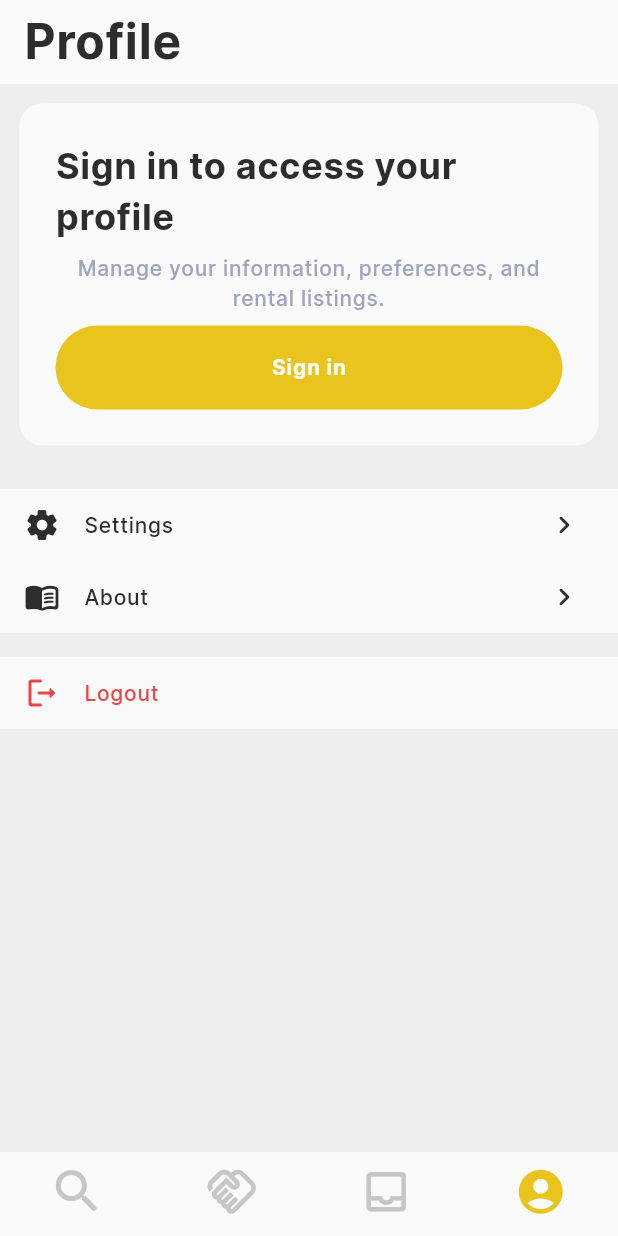
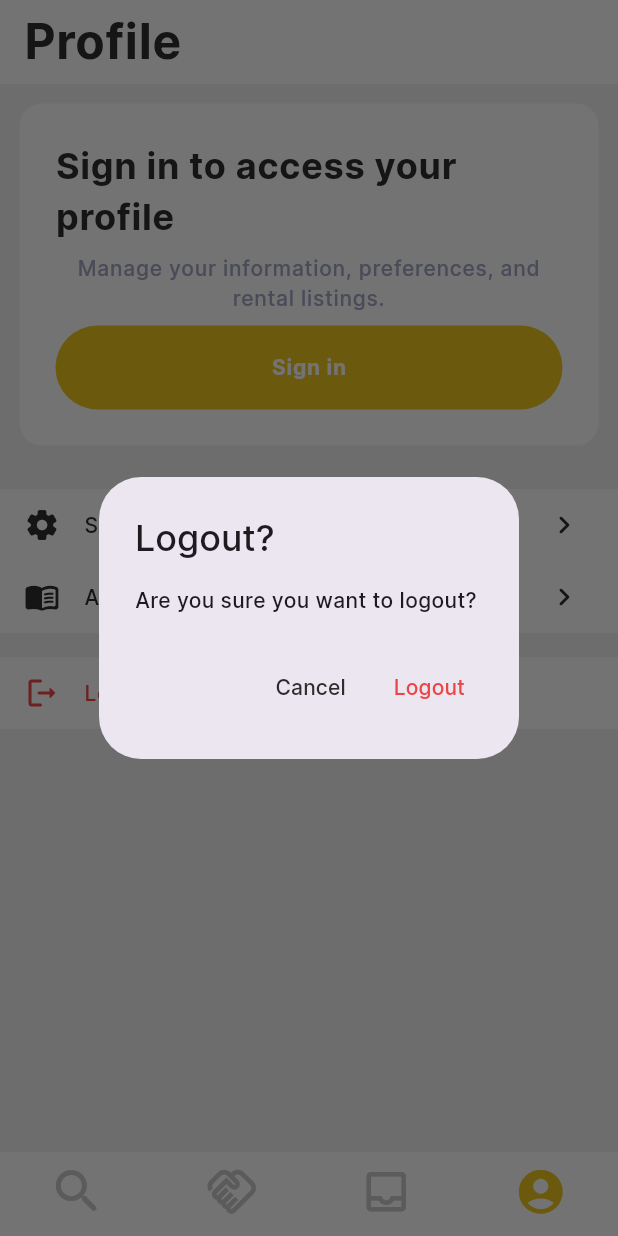
Before and after one commit to chiekkored/lend, a Flutter app: the screen it shows after launch, item 4 of the bottom bar chosen, after a tap on "Logout", on a phone screen of 412 x 824 dp. Run offline on Flutter 3.47's test engine with Material 3 defaults, Android fonts, the light colour scheme and no system bars; drawn by our look-alikes of persistent_bottom_nav_bar_v2; our stand-ins replace cached_network_image, calendar_date_picker2, cloud_firestore, dotted_border, firebase_auth, firebase_core and 18 more; missing offline and left inert: gal; accounts and stored records are empty; generated files the repository leaves out were written again.

Commit message:
fix: Update alert dialog cancel button style and add logout confirmation dialog in ProfileController

```diff
--- a/lib/presentation/common/show.common.dart
+++ b/lib/presentation/common/show.common.dart
@@ -71,7 +71,10 @@ class LNDShow {
                     onCancel?.call();
                     Get.back();
                   },
-                  child: Text(cancelText, style: TextStyle(color: cancelColor)),
+                  child: Text(
+                    cancelText,
+                    style: TextStyle(color: cancelColor ?? LNDColors.black),
+                  ),
                 ),
                 CupertinoDialogAction(
                   onPressed: () {
@@ -100,7 +103,10 @@ class LNDShow {
                     onCancel?.call();
                     Navigator.pop(context);
                   },
-                  child: Text(cancelText, style: TextStyle(color: cancelColor)),
+                  child: Text(
+                    cancelText,
+                    style: TextStyle(color: cancelColor ?? LNDColors.black),
+                  ),
                 ),
                 TextButton(
                   onPressed: () {
--- a/lib/presentation/controllers/profile/profile.controller.dart
+++ b/lib/presentation/controllers/profile/profile.controller.dart
@@ -3,8 +3,10 @@ import 'package:get/get.dart';
 import 'package:lend/core/mixins/auth.mixin.dart';
 import 'package:lend/core/models/simple_user.model.dart';
 import 'package:lend/core/models/user.model.dart';
+import 'package:lend/presentation/common/show.common.dart';
 import 'package:lend/presentation/controllers/auth/auth.controller.dart';
 import 'package:lend/utilities/constants/collections.constant.dart';
+import 'package:lend/utilities/constants/colors.constant.dart';
 import 'package:lend/utilities/helpers/loggers.helper.dart';
 
 class ProfileController extends GetxController with AuthMixin {
@@ -47,6 +49,14 @@ class ProfileController extends GetxController with AuthMixin {
   }
 
   void signOut() {
-    AuthController.instance.signOut();
+    LNDShow.alertDialog(
+      title: 'Logout?',
+      content: 'Are you sure you want to logout?',
+      confirmColor: LNDColors.danger,
+      confirmText: 'Logout',
+      onConfirm: () {
+        AuthController.instance.signOut();
+      },
+    );
   }
 }
--- a/lib/presentation/pages/navigation/components/profile/widgets/profile_appbar.widget.dart
+++ b/lib/presentation/pages/navigation/components/profile/widgets/profile_appbar.widget.dart
@@ -10,7 +10,6 @@ class ProfileAppbar extends StatelessWidget {
     return SliverAppBar(
       backgroundColor: LNDColors.white,
       centerTitle: false,
-      pinned: true,
       surfaceTintColor: LNDColors.white,
       title: LNDText.bold(text: 'Profile', fontSize: 32.0),
     );
```
